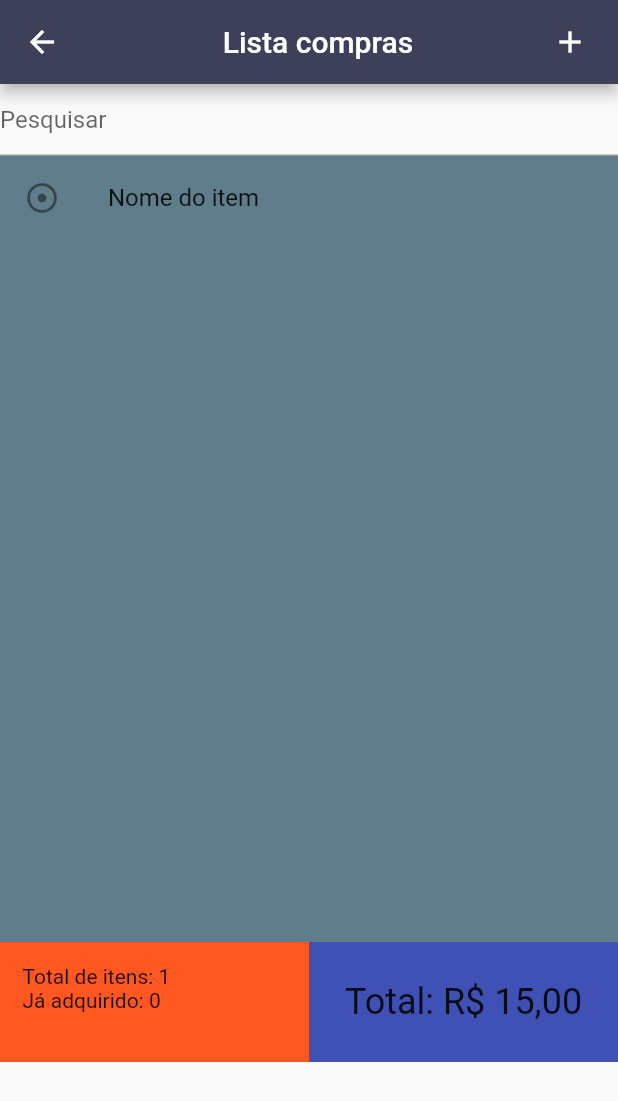
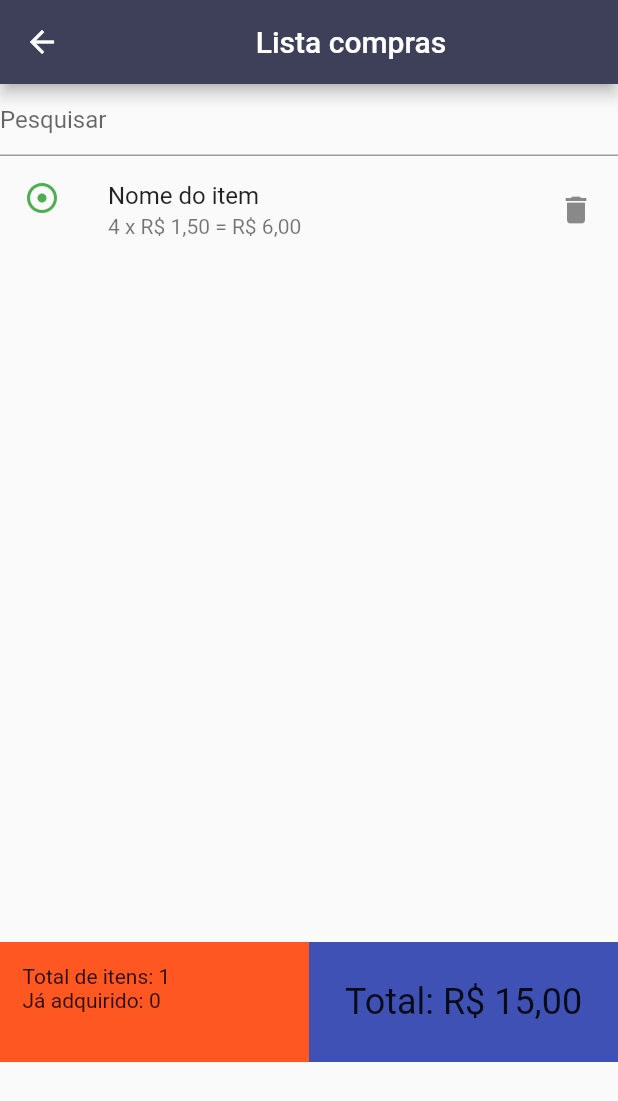
Before and after one commit to gabrieldfm/flutterproject, a Flutter app: the ListPage screen opened by its route, on a phone screen of 412 x 824 dp. Shown: the top 1101 px of the screen. Run offline on Flutter 3.47's test engine with Material 2 defaults, Android fonts, the phone set to English and light mode, and no system bars.

Commit message:
alterações layout detalhe da lista

```diff
--- a/meuapp/lib/layout.dart
+++ b/meuapp/lib/layout.dart
@@ -12,8 +12,8 @@ class Layout {
 
   static int currItem = 0;
 
-  static Scaffold getContent(BuildContext context, content, [bool showbottom = true]) {
-
+  static Scaffold getContent(BuildContext context, content,
+      [bool showbottom = true]) {
     BottomNavigationBar bottomNavBar = BottomNavigationBar(
       currentIndex: currItem,
       fixedColor: primary(),
@@ -28,6 +28,10 @@ class Layout {
         Navigator.of(context).pushNamed(pages[currItem]);
       },
     );
+
+    if(!showbottom){
+      currItem = 1;
+    }
 
     return Scaffold(
       appBar: AppBar(
@@ -45,7 +49,7 @@ class Layout {
   static List<Widget> _getActions(BuildContext context) {
     List<Widget> items = List<Widget>();
 
-    if(pages[currItem] != HomePage.tag){
+    if (pages[currItem] != HomePage.tag) {
       return items;
     }
 
@@ -85,9 +89,7 @@ class Layout {
                     color: primary(),
                     child: Text('Adicionar', style: TextStyle(color: light())),
                     onPressed: () {
-
-                      HomeList.items.add(
-                        ListTile(
+                      HomeList.items.add(ListTile(
                         leading: Icon(Icons.pages),
                         title: Text(_controller.text),
                         trailing: Icon(Icons.more_vert),
--- a/meuapp/lib/pages/list.dart
+++ b/meuapp/lib/pages/list.dart
@@ -21,13 +21,27 @@ class _ListPageState extends State<ListPage> {
             ),
           ),
           Container(
-            color: Colors.blueGrey,
             height: MediaQuery.of(context).size.height - 300,
             child: ListView(
               children: <Widget>[
                 ListTile(
-                  leading: Icon(Icons.adjust),
+                  leading: GestureDetector(
+                    child: Icon(Icons.adjust, color: Colors.green,),
+                    onTap: (){
+                      print('adquirido');
+                    },
+                  ),
                   title: Text('Nome do item'),
+                  subtitle: Text('4 x R\$ 1,50 = R\$ 6,00'),
+                  trailing: GestureDetector(
+                    child: Icon(Icons.delete),
+                    onTap: () {
+                      print('deletar');
+                    },
+                  ),
+                  onLongPress: () {
+                    print('Editar');
+                  },
                 )
               ],
             ),
```
Lines whose indentation alone changed are shown as unchanged.
